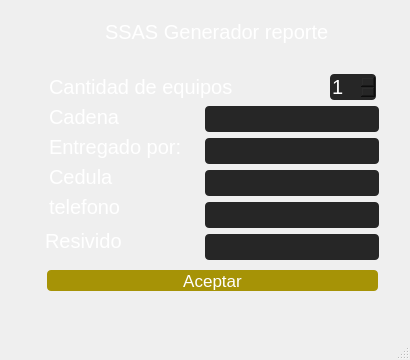
The window that GeneradorPDFCasaSSAS/ui/main.ui (LuisGabrielLiscanoLovera/pdfSSAS) describes before a commit, drawn with Qt 5.
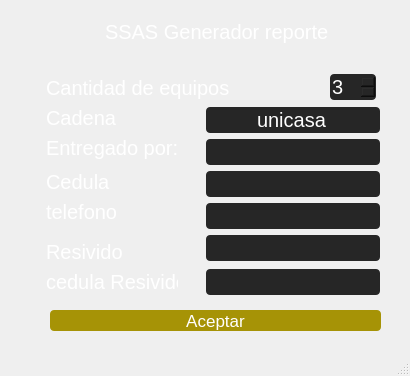
The same window after the commit. Icons and pictures are not drawn.

Commit message: Proyecto generador pdf SSAS

```diff
--- a/GeneradorPDFCasaSSAS/ui/main.ui
+++ b/GeneradorPDFCasaSSAS/ui/main.ui
@@ -7,7 +7,7 @@
     <x>0</x>
     <y>0</y>
     <width>410</width>
-    <height>360</height>
+    <height>376</height>
    </rect>
   </property>
   <property name="windowTitle">
@@ -76,8 +76,8 @@
    <widget class="QPushButton" name="boton">
     <property name="geometry">
      <rect>
-      <x>47</x>
-      <y>270</y>
+      <x>50</x>
+      <y>310</y>
       <width>331</width>
       <height>21</height>
      </rect>
@@ -92,8 +92,8 @@
    <widget class="QLabel" name="label">
     <property name="geometry">
      <rect>
-      <x>34</x>
-      <y>135</y>
+      <x>31</x>
+      <y>136</y>
       <width>153</width>
       <height>24</height>
      </rect>
@@ -105,10 +105,10 @@
    <widget class="QLabel" name="label_5">
     <property name="geometry">
      <rect>
-      <x>30</x>
-      <y>225</y>
-      <width>111</width>
-      <height>31</height>
+      <x>31</x>
+      <y>240</y>
+      <width>94</width>
+      <height>24</height>
      </rect>
     </property>
     <property name="text">
@@ -118,8 +118,8 @@
    <widget class="QLabel" name="label_8">
     <property name="geometry">
      <rect>
-      <x>34</x>
-      <y>165</y>
+      <x>31</x>
+      <y>170</y>
       <width>81</width>
       <height>24</height>
      </rect>
@@ -131,8 +131,8 @@
    <widget class="QLabel" name="label_9">
     <property name="geometry">
      <rect>
-      <x>34</x>
-      <y>195</y>
+      <x>31</x>
+      <y>200</y>
       <width>93</width>
       <height>24</height>
      </rect>
@@ -141,11 +141,11 @@
      <string>telefono</string>
     </property>
    </widget>
-   <widget class="QWidget" name="">
+   <widget class="QWidget" name="layoutWidget">
     <property name="geometry">
      <rect>
-      <x>205</x>
-      <y>106</y>
+      <x>206</x>
+      <y>107</y>
       <width>182</width>
       <height>156</height>
      </rect>
@@ -163,7 +163,7 @@
         <set>Qt::ImhHiddenText</set>
        </property>
        <property name="text">
-        <string/>
+        <string>unicasa</string>
        </property>
        <property name="maxLength">
         <number>32767</number>
@@ -231,7 +231,7 @@
      </rect>
     </property>
     <property name="minimum">
-     <number>1</number>
+     <number>3</number>
     </property>
     <property name="maximum">
      <number>24</number>
@@ -241,7 +241,7 @@
     <property name="geometry">
      <rect>
       <x>34</x>
-      <y>225</y>
+      <y>235</y>
       <width>20</width>
       <height>24</height>
      </rect>
@@ -253,9 +253,9 @@
    <widget class="QLabel" name="label_3">
     <property name="geometry">
      <rect>
-      <x>34</x>
-      <y>105</y>
-      <width>161</width>
+      <x>31</x>
+      <y>106</y>
+      <width>87</width>
       <height>24</height>
      </rect>
     </property>
@@ -269,8 +269,8 @@
    <widget class="QLabel" name="label_2">
     <property name="geometry">
      <rect>
-      <x>34</x>
-      <y>75</y>
+      <x>31</x>
+      <y>76</y>
       <width>202</width>
       <height>24</height>
      </rect>
@@ -282,6 +282,56 @@
      <string>Cantidad de equipos</string>
     </property>
    </widget>
+   <widget class="QLabel" name="label_6">
+    <property name="geometry">
+     <rect>
+      <x>31</x>
+      <y>270</y>
+      <width>147</width>
+      <height>24</height>
+     </rect>
+    </property>
+    <property name="inputMethodHints">
+     <set>Qt::ImhHiddenText</set>
+    </property>
+    <property name="text">
+     <string>cedula Resivido</string>
+    </property>
+   </widget>
+   <widget class="QLineEdit" name="cadena6">
+    <property name="geometry">
+     <rect>
+      <x>206</x>
+      <y>269</y>
+      <width>174</width>
+      <height>26</height>
+     </rect>
+    </property>
+    <property name="toolTip">
+     <string/>
+    </property>
+    <property name="styleSheet">
+     <string notr="true"/>
+    </property>
+    <property name="inputMethodHints">
+     <set>Qt::ImhHiddenText</set>
+    </property>
+    <property name="text">
+     <string/>
+    </property>
+    <property name="maxLength">
+     <number>32767</number>
+    </property>
+    <property name="alignment">
+     <set>Qt::AlignCenter</set>
+    </property>
+    <property name="placeholderText">
+     <string extracomment="cadena"/>
+    </property>
+    <property name="cursorMoveStyle">
+     <enum>Qt::VisualMoveStyle</enum>
+    </property>
+   </widget>
   </widget>
   <widget class="QMenuBar" name="menubar">
    <property name="geometry">
```
Left out of the diff: 80 changed lines with no effect on the pictures. The commit also changes 2 other files.
